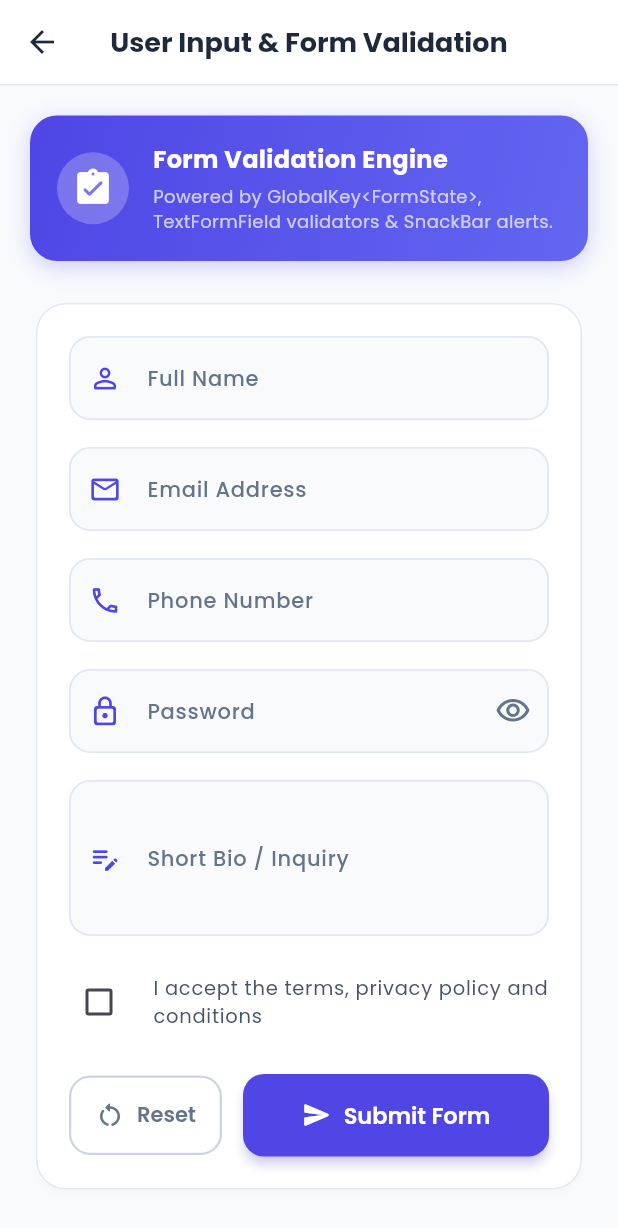
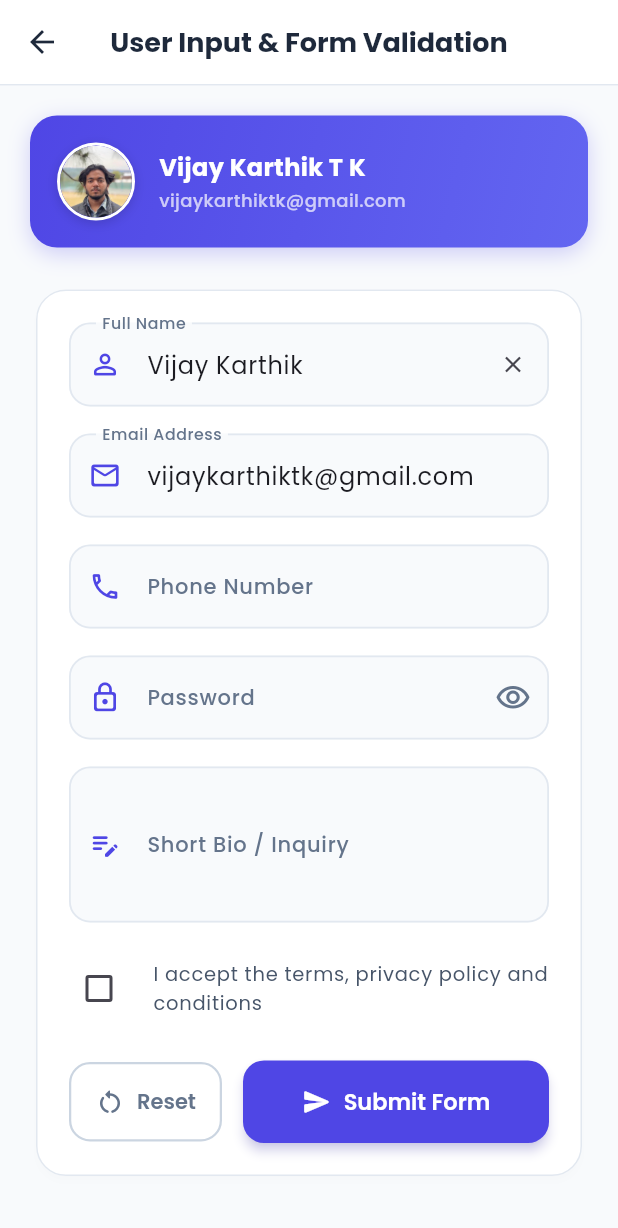
Before and after one commit to vijaykarthiktk/assignment-4, a Flutter app: the screen it shows after launch, after a tap on "FORMSTATE & VALIDATION", on a phone screen of 412 x 824 dp. Shown: the top 1228 px of the screen. Run offline on Flutter 3.47's test engine with Material 3 defaults, Android fonts, the phone set to English and light mode, and no system bars.

Commit message:
feat: add profile picture asset and integrate user details into screens and tests

```diff
--- a/lib/screens/form_screen.dart
+++ b/lib/screens/form_screen.dart
@@ -12,8 +12,8 @@ class _FormScreenState extends State<FormScreen> {
   final GlobalKey<FormState> _formKey = GlobalKey<FormState>();
 
   // TextEditingControllers for form fields
-  final TextEditingController _fullNameController = TextEditingController();
-  final TextEditingController _emailController = TextEditingController();
+  final TextEditingController _fullNameController = TextEditingController(text: 'Vijay Karthik');
+  final TextEditingController _emailController = TextEditingController(text: 'vijaykarthiktk@gmail.com');
   final TextEditingController _phoneController = TextEditingController();
   final TextEditingController _passwordController = TextEditingController();
   final TextEditingController _bioController = TextEditingController();
@@ -279,20 +279,40 @@ class _FormScreenState extends State<FormScreen> {
                   ),
                 ],
               ),
-              child: const Row(
+              child: Row(
                 children: [
-                  CircleAvatar(
-                    backgroundColor: Colors.white24,
-                    radius: 24,
-                    child: Icon(Icons.assignment_turned_in_rounded, color: Colors.white, size: 28),
+                  Container(
+                    width: 52,
+                    height: 52,
+                    decoration: BoxDecoration(
+                      shape: BoxShape.circle,
+                      border: Border.all(color: Colors.white, width: 2),
+                      boxShadow: [
+                        BoxShadow(
+                          color: Colors.black.withValues(alpha: 0.15),
+                          blurRadius: 6,
+                          offset: const Offset(0, 2),
+                        ),
+                      ],
+                    ),
+                    child: ClipOval(
+                      child: Image.asset(
+                        'assets/images/profile.jpg',
+                        fit: BoxFit.cover,
+                        errorBuilder: (context, error, stackTrace) => const CircleAvatar(
+                          backgroundColor: Colors.white24,
+                          child: Icon(Icons.person, color: Colors.white),
+                        ),
+                      ),
+                    ),
                   ),
-                  SizedBox(width: 16),
-                  Expanded(
+                  const SizedBox(width: 16),
+                  const Expanded(
                     child: Column(
                       crossAxisAlignment: CrossAxisAlignment.start,
                       children: [
                         Text(
-                          'Form Validation Engine',
+                          'Vijay Karthik T K',
                           style: TextStyle(
                             fontFamily: 'Poppins',
                             color: Colors.white,
@@ -300,13 +320,14 @@ class _FormScreenState extends State<FormScreen> {
                             fontWeight: FontWeight.w700,
                           ),
                         ),
-                        SizedBox(height: 4),
+                        SizedBox(height: 2),
                         Text(
-                          'Powered by GlobalKey<FormState>, TextFormField validators & SnackBar alerts.',
+                          'vijaykarthiktk@gmail.com',
                           style: TextStyle(
                             fontFamily: 'Poppins',
                             color: Colors.white70,
                             fontSize: 12,
+                            fontWeight: FontWeight.w500,
                           ),
                         ),
                       ],
@@ -379,7 +400,7 @@ class _FormScreenState extends State<FormScreen> {
                         textInputAction: TextInputAction.next,
                         decoration: _buildInputDecoration(
                           labelText: 'Email Address',
-                          hintText: 'alex@example.com',
+                          hintText: 'vijaykarthiktk@gmail.com',
                           prefixIcon: Icons.mail_outline_rounded,
                         ),
                         validator: (value) {
--- a/lib/screens/home_screen.dart
+++ b/lib/screens/home_screen.dart
@@ -56,27 +56,54 @@ class HomeScreen extends StatelessWidget {
                   Row(
                     children: [
                       Container(
-                        padding: const EdgeInsets.all(10),
+                        width: 48,
+                        height: 48,
                         decoration: BoxDecoration(
-                          color: Colors.white.withValues(alpha: 0.2),
-                          borderRadius: BorderRadius.circular(14),
+                          shape: BoxShape.circle,
+                          border: Border.all(color: Colors.white, width: 2),
+                          boxShadow: [
+                            BoxShadow(
+                              color: Colors.black.withValues(alpha: 0.2),
+                              blurRadius: 8,
+                              offset: const Offset(0, 3),
+                            ),
+                          ],
                         ),
-                        child: const Icon(
-                          Icons.dashboard_customize_rounded,
-                          color: Colors.white,
-                          size: 24,
+                        child: ClipOval(
+                          child: Image.asset(
+                            'assets/images/profile.jpg',
+                            fit: BoxFit.cover,
+                            errorBuilder: (context, error, stackTrace) => const CircleAvatar(
+                              backgroundColor: Colors.white24,
+                              child: Icon(Icons.person, color: Colors.white),
+                            ),
+                          ),
                         ),
                       ),
-                      const SizedBox(width: 12),
+                      const SizedBox(width: 14),
                       const Expanded(
-                        child: Text(
-                          'Assignment 4 Hub',
-                          style: TextStyle(
-                            fontFamily: 'Poppins',
-                            color: Colors.white,
-                            fontSize: 18,
-                            fontWeight: FontWeight.w700,
-                          ),
+                        child: Column(
+                          crossAxisAlignment: CrossAxisAlignment.start,
+                          children: [
+                            Text(
+                              'Vijay Karthik T K',
+                              style: TextStyle(
+                                fontFamily: 'Poppins',
+                                color: Colors.white,
+                                fontSize: 17,
+                                fontWeight: FontWeight.w700,
+                              ),
+                            ),
+                            Text(
+                              'vijaykarthiktk@gmail.com',
+                              style: TextStyle(
+                                fontFamily: 'Poppins',
+                                color: Colors.white70,
+                                fontSize: 12,
+                                fontWeight: FontWeight.w500,
+                              ),
+                            ),
+                          ],
                         ),
                       ),
                     ],
--- a/lib/screens/image_grid_screen.dart
+++ b/lib/screens/image_grid_screen.dart
@@ -25,6 +25,12 @@ class ImageGridScreen extends StatefulWidget {
 class _ImageGridScreenState extends State<ImageGridScreen> {
   // Local image assets list registered in pubspec.yaml
   final List<ImageItem> _images = const [
+    ImageItem(
+      title: 'Vijay Karthik',
+      category: 'Profile',
+      description: 'Flutter Full Stack Developer (vijaykarthiktk@gmail.com) • LinkedIn: @vijaykaarthiktk.',
+      assetPath: 'assets/images/profile.jpg',
+    ),
     ImageItem(
       title: 'Serene Valley',
       category: 'Nature',
```
Also changed, not shown: assets/images/profile.jpg (added), 1 other file.
